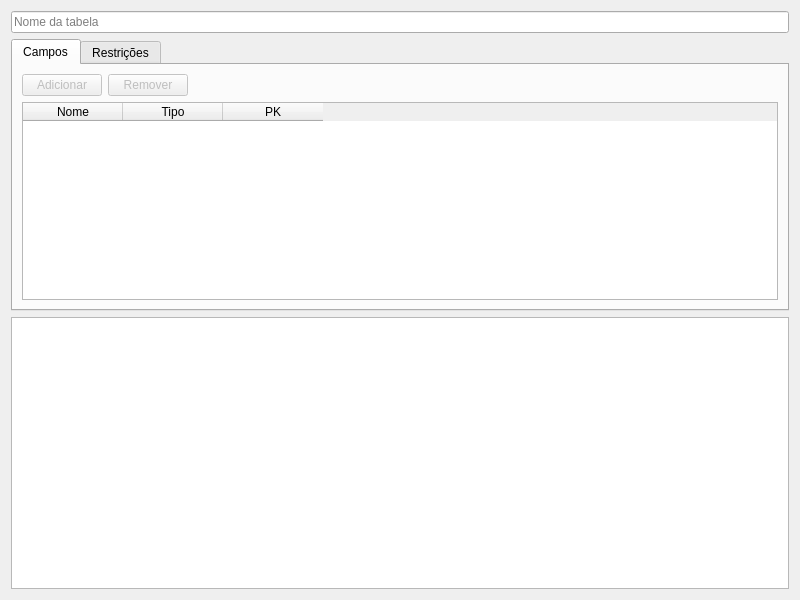
Before: the Qt Designer form resources/ui/new_db.ui in RshaCuDeVidro/sqliteUI, drawn with Qt 5.
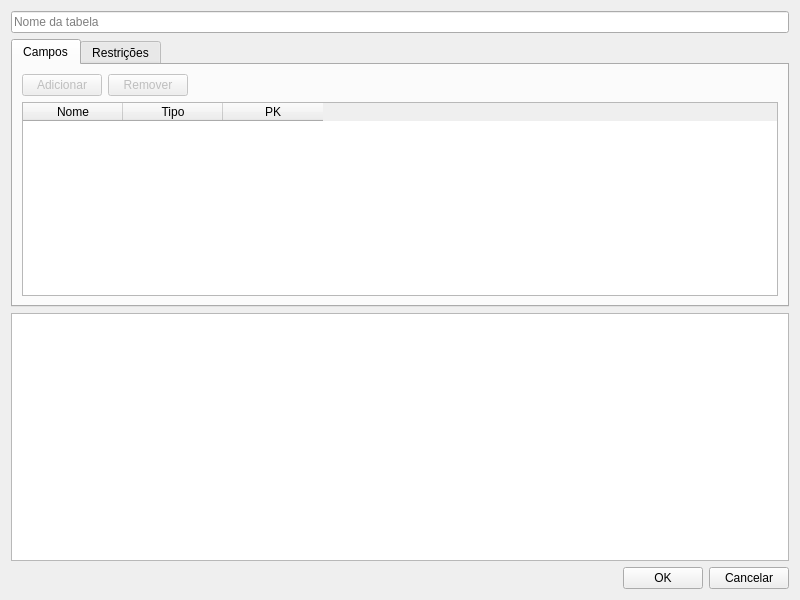
After: the same form once the commit is applied.

Commit message: Janela de criação tabelar completa

Diff of the .ui file:
```diff
--- a/resources/ui/new_db.ui
+++ b/resources/ui/new_db.ui
@@ -163,6 +163,37 @@
      </property>
     </widget>
    </item>
+   <item>
+    <layout class="QHBoxLayout" name="horizontalLayout_3">
+     <item>
+      <spacer name="horizontalSpacer_3">
+       <property name="orientation">
+        <enum>Qt::Horizontal</enum>
+       </property>
+       <property name="sizeHint" stdset="0">
+        <size>
+         <width>40</width>
+         <height>20</height>
+        </size>
+       </property>
+      </spacer>
+     </item>
+     <item>
+      <widget class="QPushButton" name="ok_button">
+       <property name="text">
+        <string>OK</string>
+       </property>
+      </widget>
+     </item>
+     <item>
+      <widget class="QPushButton" name="cancel_button">
+       <property name="text">
+        <string>Cancelar</string>
+       </property>
+      </widget>
+     </item>
+    </layout>
+   </item>
   </layout>
  </widget>
  <resources/>
```
The commit also changes 6 other files.
